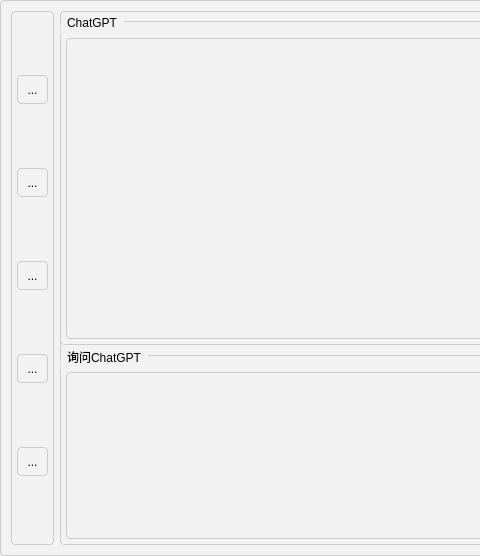
Old version of the form ChatGPT/ChatGPT.ui in the repository mwx280/QTChatGPT; both pictures show x 0 to 480 and y 0 to 556 of the 800 by 556 pixel window.
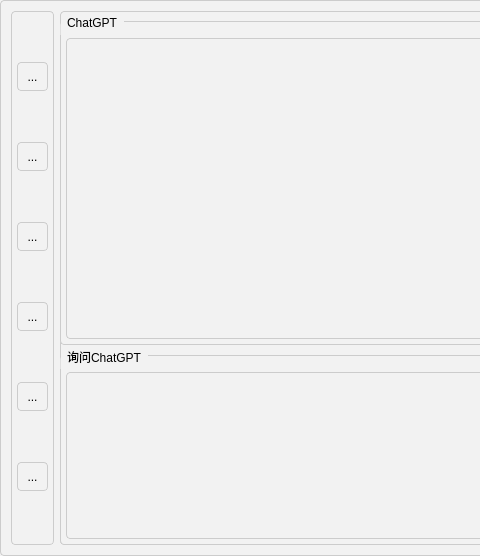
New version of the form.

Commit message: 添加关于按钮

The edit to the form file:
```diff
--- a/ChatGPT/ChatGPT.ui
+++ b/ChatGPT/ChatGPT.ui
@@ -140,6 +140,13 @@
         </property>
        </widget>
       </item>
+      <item>
+       <widget class="QToolButton" name="btnGitHub">
+        <property name="text">
+         <string>...</string>
+        </property>
+       </widget>
+      </item>
      </layout>
     </widget>
    </item>
```
The commit also changes 7 other files.
